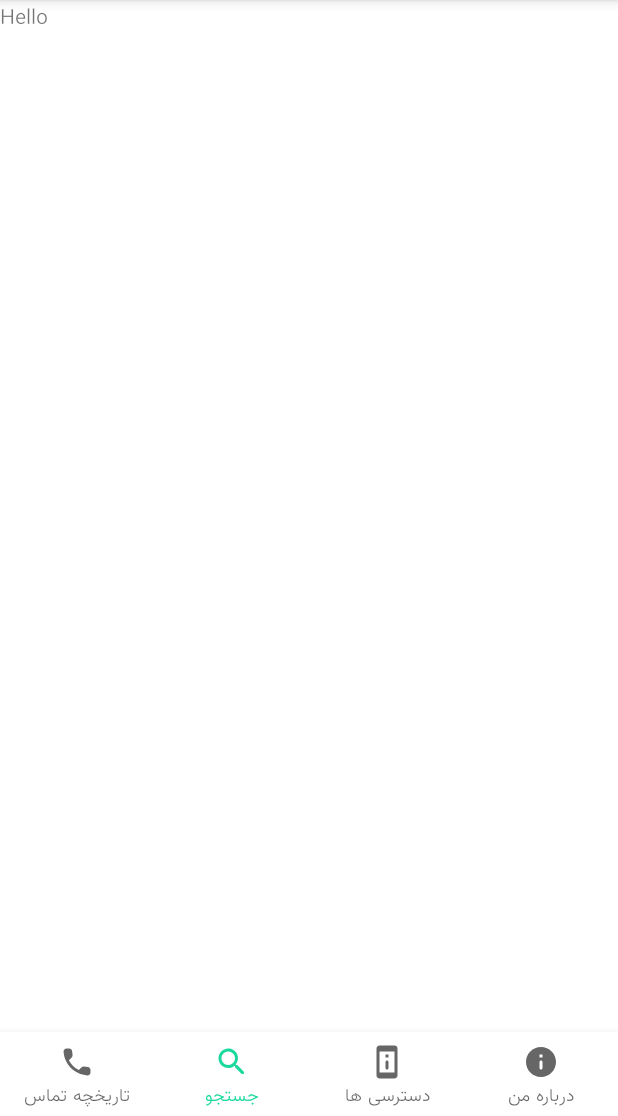
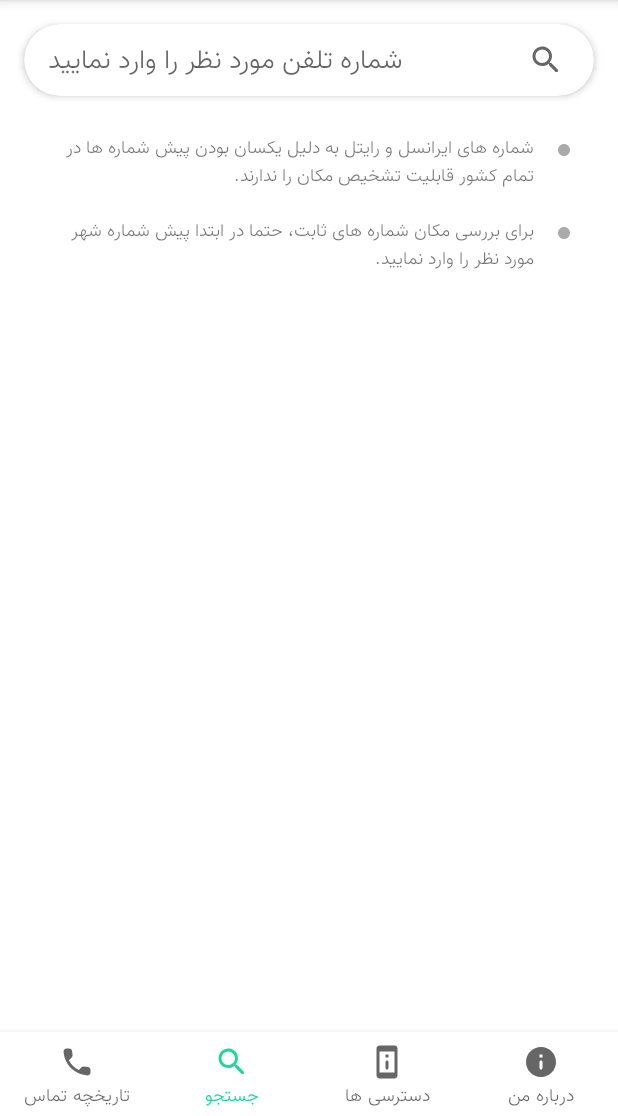
Before and after one commit to HeyPouya/AntiSpam, an Android app: the SearchPhoneFragment screen opened through its navigation route, on a phone screen of 412 x 824 dp, the part 120-1236 px from its top. Run offline under Robolectric (Android 15) with nearby library versions, the phone set to English and light mode, and no system bars; our stand-ins replace navigation-ui.

Commit message:
Added search

```diff
--- /dev/null
+++ b/app/src/main/java/ir/apptune/antispam/features/about/WarningsAdapter.kt
@@ -0,0 +1,28 @@
+package ir.apptune.antispam.features.about
+
+import android.view.LayoutInflater
+import android.view.View
+import android.view.ViewGroup
+import androidx.recyclerview.widget.RecyclerView
+import ir.apptune.antispam.R
+import kotlinx.android.synthetic.main.search_warning_item.view.*
+
+class WarningsAdapter(private val list: List<String>) : RecyclerView.Adapter<WarningsAdapter.WarningsViewHolder>() {
+
+
+    override fun onCreateViewHolder(parent: ViewGroup, viewType: Int): WarningsViewHolder {
+        val view = LayoutInflater.from(parent.context).inflate(R.layout.search_warning_item, parent, false)
+        return WarningsViewHolder(view)
+    }
+
+    override fun getItemCount() = list.size
+
+    override fun onBindViewHolder(holder: WarningsViewHolder, position: Int) =
+            holder.onBind(list[position])
+
+    class WarningsViewHolder(itemView: View) : RecyclerView.ViewHolder(itemView) {
+        fun onBind(text: String) {
+            itemView.txtWarning.text = text
+        }
+    }
+}
--- a/app/src/main/java/ir/apptune/antispam/features/search/SearchPhoneFragment.kt
+++ b/app/src/main/java/ir/apptune/antispam/features/search/SearchPhoneFragment.kt
@@ -5,7 +5,11 @@ import android.view.LayoutInflater
 import android.view.View
 import android.view.ViewGroup
 import androidx.fragment.app.Fragment
+import androidx.lifecycle.Observer
 import ir.apptune.antispam.R
+import ir.apptune.antispam.features.about.WarningsAdapter
+import ir.apptune.antispam.utils.getWarningList
+import kotlinx.android.synthetic.main.search_phone_fragment.*
 import org.koin.android.ext.android.inject
 
 class SearchPhoneFragment : Fragment() {
@@ -19,6 +23,21 @@ class SearchPhoneFragment : Fragment() {
 
     override fun onActivityCreated(savedInstanceState: Bundle?) {
         super.onActivityCreated(savedInstanceState)
+        setupWarningList()
+
+        viewModel.getPhoneNumberDetailsLiveData().observe(viewLifecycleOwner, Observer {
+            txtPhoneNumberDetails.text = it
+        })
+
+        btnSearch.setOnClickListener {
+            viewModel.searchLocation(edtSearch.text.toString())
+        }
     }
 
+    private fun setupWarningList() {
+        val adapter = WarningsAdapter(getWarningList(requireContext()))
+        recycler.adapter = adapter
+    }
+
+
 }
--- a/app/src/main/java/ir/apptune/antispam/features/search/SearchPhoneViewModel.kt
+++ b/app/src/main/java/ir/apptune/antispam/features/search/SearchPhoneViewModel.kt
@@ -1,5 +1,7 @@
 package ir.apptune.antispam.features.search
 
+import androidx.lifecycle.LiveData
+import androidx.lifecycle.MutableLiveData
 import androidx.lifecycle.ViewModel
 import androidx.lifecycle.viewModelScope
 import ir.apptune.antispam.repository.Repository
@@ -7,9 +9,14 @@ import kotlinx.coroutines.launch
 
 class SearchPhoneViewModel(private val repository: Repository) : ViewModel() {
 
+    private val liveData = MutableLiveData<String>()
+
     fun searchLocation(number: String) {
         viewModelScope.launch {
             val data = repository.getAddress(number)
+            liveData.postValue(data)
         }
     }
+
+    fun getPhoneNumberDetailsLiveData(): LiveData<String> = liveData
 }
--- a/app/src/main/java/ir/apptune/antispam/repository/Repository.kt
+++ b/app/src/main/java/ir/apptune/antispam/repository/Repository.kt
@@ -7,14 +7,19 @@ class Repository(private val local: LocalRepository) : RoomDAO {
 
     override suspend fun getAddress(number: String): String? {
         var userNumber = number
-        if (userNumber.substring(0, 1)[0] == '*')
-            return "کد دستوری"
+        var maxLength = 8
 
-        if (userNumber.substring(0, 1)[0] == '0')
-            userNumber = "+98" + userNumber.substring(1)
+        if (!(userNumber.startsWith('*') || userNumber.startsWith('0') || userNumber.startsWith("0098") || userNumber.startsWith("+98") || userNumber.startsWith("98")))
+            return "شماره وارد شده اشتباه است و یا در بانک اطلاعاتی موجود نیست"
 
-        userNumber = userNumber.replace("+98", "")
-        var maxLength = 8
+        when {
+            userNumber.startsWith('*') -> return "کد دستوری"
+            userNumber.startsWith("0098") -> userNumber = userNumber.replaceFirst("0098", "")
+            userNumber.startsWith("+98") -> userNumber = userNumber.replaceFirst("+98", "")
+            userNumber.startsWith("98") -> userNumber = userNumber.replaceFirst("98", "")
+            userNumber.startsWith('0') -> userNumber = userNumber.replaceFirst("0", "")
+        }
+
         if (userNumber.length < maxLength) maxLength = userNumber.length
         for (i in maxLength downTo 2) {
             val address = local.getAddress(userNumber.substring(0, i))
--- a/app/src/main/java/ir/apptune/antispam/utils/Constants.kt
+++ b/app/src/main/java/ir/apptune/antispam/utils/Constants.kt
@@ -3,7 +3,7 @@ package ir.apptune.antispam.utils
 import android.provider.CallLog
 
 const val DATABASE_NAME = "locations.db"
-const val CALL_LOG_SORT = CallLog.Calls.DATE + " DESC"
+const val CALL_LOG_SORT = "${CallLog.Calls.DATE} DESC"
 const val GITHUB_URL = "https://github.com/SirLordPouya/AntiSpam"
 const val PERSONAL_WEBSITE_URL = "https://pouyaheydari.com"
 const val LINKED_IN_URL = "https://linkedin.com/in/pouyaheydari/"
--- /dev/null
+++ b/app/src/main/java/ir/apptune/antispam/utils/WarningListProvider.kt
@@ -0,0 +1,11 @@
+package ir.apptune.antispam.utils
+
+import android.content.Context
+import ir.apptune.antispam.R
+
+fun getWarningList(context: Context): List<String> {
+    val list = arrayListOf<String>()
+    list.add(context.getString(R.string.cant_track_rightel_and_irancell))
+    list.add(context.getString(R.string.dont_forget_to_enter_zip_code))
+    return list
+}
--- /dev/null
+++ b/app/src/main/res/drawable/ic_circle.xml
@@ -0,0 +1,9 @@
+<vector xmlns:android="http://schemas.android.com/apk/res/android"
+    android:width="64dp"
+    android:height="64dp"
+    android:viewportWidth="512"
+    android:viewportHeight="512">
+    <path
+        android:fillColor="@android:color/black"
+        android:pathData="M256,0C115.39,0 0,115.39 0,256s115.39,256 256,256s256,-115.39 256,-256S396.61,0 256,0z" />
+</vector>
--- a/app/src/main/res/layout/search_phone_fragment.xml
+++ b/app/src/main/res/layout/search_phone_fragment.xml
@@ -1,13 +1,81 @@
 <?xml version="1.0" encoding="utf-8"?>
-<FrameLayout xmlns:android="http://schemas.android.com/apk/res/android"
+<androidx.constraintlayout.widget.ConstraintLayout xmlns:android="http://schemas.android.com/apk/res/android"
+    xmlns:app="http://schemas.android.com/apk/res-auto"
     xmlns:tools="http://schemas.android.com/tools"
     android:layout_width="match_parent"
     android:layout_height="match_parent"
     tools:context=".features.search.SearchPhoneFragment">
 
+    <androidx.cardview.widget.CardView
+        android:id="@+id/cardView"
+        android:layout_width="0dp"
+        android:layout_height="48dp"
+        android:layout_marginStart="16dp"
+        android:layout_marginTop="16dp"
+        android:layout_marginEnd="16dp"
+        app:cardCornerRadius="25dp"
+        app:cardElevation="3dp"
+        app:layout_constraintEnd_toEndOf="parent"
+        app:layout_constraintStart_toStartOf="parent"
+        app:layout_constraintTop_toTopOf="parent">
+
+        <LinearLayout
+            android:layout_width="match_parent"
+            android:layout_height="match_parent"
+            android:orientation="horizontal">
+
+            <EditText
+                android:id="@+id/edtSearch"
+                android:layout_width="0dp"
+                android:layout_height="match_parent"
+                android:layout_weight="1"
+                android:background="@android:color/transparent"
+                android:hint="@string/enter_your_phone_number"
+                android:imeOptions="actionSearch"
+                android:importantForAutofill="no"
+                android:inputType="phone"
+                android:lines="1"
+                android:paddingStart="16dp"
+                android:paddingEnd="16dp"
+                android:textColor="@android:color/black" />
+
+            <ImageView
+                android:id="@+id/btnSearch"
+                android:layout_width="32dp"
+                android:layout_height="32dp"
+                android:layout_gravity="center"
+                android:layout_marginStart="16dp"
+                android:layout_marginEnd="16dp"
+                android:contentDescription="@string/search"
+                android:padding="4dp"
+                app:srcCompat="@drawable/ic_search" />
+        </LinearLayout>
+    </androidx.cardview.widget.CardView>
+
+    <androidx.recyclerview.widget.RecyclerView
+        android:id="@+id/recycler"
+        android:layout_width="match_parent"
+        android:layout_height="wrap_content"
+        android:layout_margin="16dp"
+        android:orientation="vertical"
+        app:layoutManager="androidx.recyclerview.widget.LinearLayoutManager"
+        app:layout_constraintEnd_toEndOf="parent"
+        app:layout_constraintStart_toStartOf="parent"
+        app:layout_constraintTop_toBottomOf="@id/cardView"
+        tools:itemCount="3"
+        tools:listitem="@layout/search_warning_item" />
+
     <TextView
-        android:layout_width="match_parent"
-        android:layout_height="match_parent"
-        android:text="Hello" />
+        android:id="@+id/txtPhoneNumberDetails"
+        android:layout_width="0dp"
+        android:layout_height="0dp"
+        android:layout_margin="16dp"
+        android:gravity="center_horizontal"
+        android:textColor="@android:color/primary_text_light"
+        android:textSize="18sp"
+        app:layout_constraintBottom_toBottomOf="parent"
+        app:layout_constraintEnd_toEndOf="parent"
+        app:layout_constraintStart_toStartOf="parent"
+        app:layout_constraintTop_toBottomOf="@id/recycler" />
 
-</FrameLayout>
+</androidx.constraintlayout.widget.ConstraintLayout>
--- /dev/null
+++ b/app/src/main/res/layout/search_warning_item.xml
@@ -0,0 +1,34 @@
+<?xml version="1.0" encoding="utf-8"?>
+<androidx.constraintlayout.widget.ConstraintLayout xmlns:android="http://schemas.android.com/apk/res/android"
+    xmlns:app="http://schemas.android.com/apk/res-auto"
+    xmlns:tools="http://schemas.android.com/tools"
+    android:layout_width="match_parent"
+    android:layout_height="wrap_content"
+    android:padding="8dp">
+
+    <ImageView
+        android:id="@+id/imgBullet"
+        android:layout_width="24dp"
+        android:layout_height="24dp"
+        android:contentDescription="@string/bullet"
+        android:padding="8dp"
+        android:src="@drawable/ic_circle"
+        android:tint="@android:color/darker_gray"
+        app:layout_constraintEnd_toEndOf="parent"
+        app:layout_constraintStart_toEndOf="@id/txtWarning"
+        app:layout_constraintTop_toTopOf="parent" />
+
+    <TextView
+        android:id="@+id/txtWarning"
+        android:layout_width="0dp"
+        android:layout_height="wrap_content"
+        android:layout_marginStart="16dp"
+        android:layout_marginEnd="8dp"
+        android:textSize="12sp"
+        app:layout_constraintBottom_toBottomOf="parent"
+        app:layout_constraintEnd_toStartOf="@id/imgBullet"
+        app:layout_constraintStart_toStartOf="parent"
+        app:layout_constraintTop_toTopOf="parent"
+        tools:text="@string/cant_track_rightel_and_irancell" />
+
+</androidx.constraintlayout.widget.ConstraintLayout>
--- a/app/src/main/res/values/colors.xml
+++ b/app/src/main/res/values/colors.xml
@@ -4,4 +4,5 @@
     <color name="colorPrimaryDark">#1293F3</color>
     <color name="colorAccent">#FF4081</color>
     <color name="colorWhite">#FFF</color>
+    <color name="bulletColor">#586067</color>
 </resources>
--- a/app/src/main/res/values/strings.xml
+++ b/app/src/main/res/values/strings.xml
@@ -20,8 +20,13 @@
     <string name="website">website</string>
     <string name="app_description">مکان یاب تماس به صورت متن باز عرضه شده تا تمامی علاقه مندان به حوزه برنامه نویسی بتوانند کدهای آن را مشاهده و در صورت نیاز استفاده کنند.</string>
     <string name="technologies">تکنولوژی ها</string>
-    <string name="technologies_description">RxJava\nMVVM\nArchitecture components\n(LiveData,ViewModel,Room)\nDagger2\nRetrofit\nNavigation Component\nSingle Activity\nSafe Args</string>
+    <string name="technologies_description">Kotlin\nCoroutines\nMVVM\nArchitecture components\n(LiveData,ViewModel,Room)\Koin\nNavigation Component\nSingle Activity</string>
     <string name="contact_me">ارتباط با من</string>
     <string name="pouya_heydari">پویا حیدری</string>
+    <string name="enter_your_phone_number">شماره تلفن مورد نظر را وارد نمایید</string>
+    <string name="bullet">بولت</string>
+    <string name="cant_track_rightel_and_irancell">شماره های ایرانسل و رایتل به دلیل یکسان بودن پیش شماره ها در تمام کشور قابلیت تشخیص مکان را ندارند.</string>
+    <string name="dont_forget_to_enter_zip_code">برای بررسی مکان شماره های ثابت، حتما در ابتدا پیش شماره شهر مورد نظر را وارد نمایید.</string>
+    <string name="wrong_number">شماره وارد شده اشتباه است و یا در بانک اطلاعاتی موجود نیست.</string>
 
 </resources>
```
